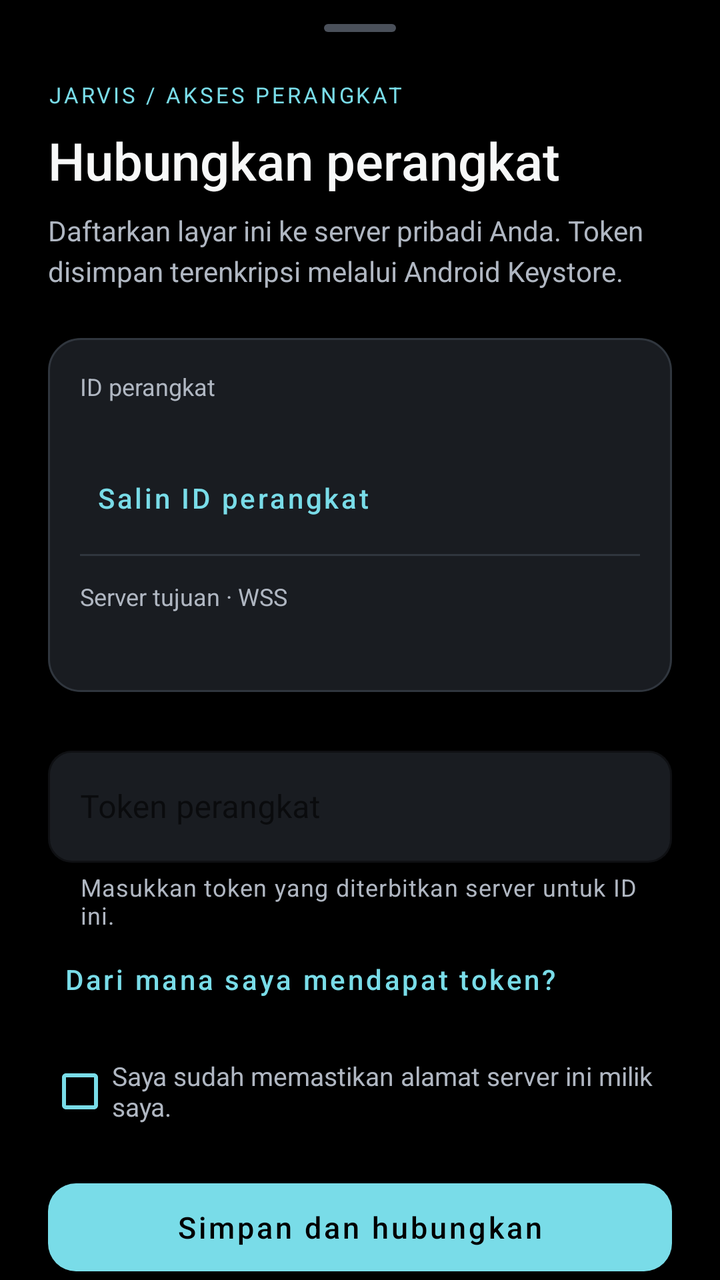
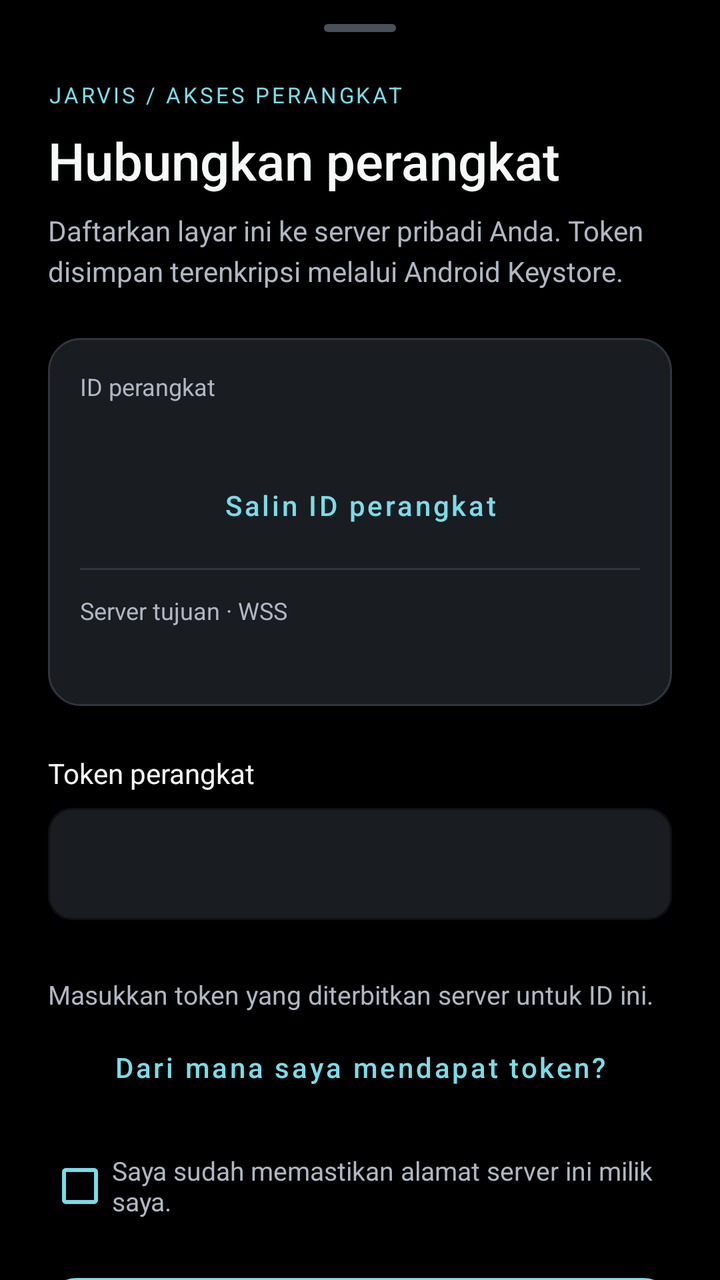

Screens rendered from an Android XML layout before and after an edit, with the pre-edit source and the edit as a unified diff.
<!-- AndroidManifest.xml: application theme Theme.JarvisAppliance -->
<!-- res/layout/sheet_credential_setup.xml -->
<?xml version="1.0" encoding="utf-8"?>
<androidx.core.widget.NestedScrollView xmlns:android="http://schemas.android.com/apk/res/android"
    xmlns:app="http://schemas.android.com/apk/res-auto"
    android:layout_width="match_parent"
    android:layout_height="wrap_content"
    android:fillViewport="true"
    android:clipToPadding="false">

    <LinearLayout
        android:layout_width="match_parent"
        android:layout_height="wrap_content"
        android:orientation="vertical"
        android:paddingStart="24dp"
        android:paddingEnd="24dp"
        android:paddingTop="12dp"
        android:paddingBottom="24dp">

        <View
            android:layout_width="36dp"
            android:layout_height="4dp"
            android:layout_gravity="center_horizontal"
            android:background="@drawable/bg_sheet_handle"
            android:importantForAccessibility="no" />

        <TextView
            android:layout_width="match_parent"
            android:layout_height="wrap_content"
            android:layout_marginTop="24dp"
            android:text="@string/setup_eyebrow"
            android:textSize="11sp"
            android:letterSpacing="0.12"
            android:textColor="@color/setup_accent" />

        <TextView
            android:layout_width="match_parent"
            android:layout_height="wrap_content"
            android:layout_marginTop="8dp"
            android:text="@string/setup_title"
            android:textSize="26sp"
            android:fontFamily="sans-serif-medium"
            android:textColor="@color/setup_text" />

        <TextView
            android:layout_width="match_parent"
            android:layout_height="wrap_content"
            android:layout_marginTop="8dp"
            android:text="@string/setup_description"
            android:textSize="14sp"
            android:lineSpacingExtra="4dp"
            android:textColor="@color/setup_secondary" />

        <LinearLayout
            android:layout_width="match_parent"
            android:layout_height="wrap_content"
            android:layout_marginTop="24dp"
            android:padding="16dp"
            android:orientation="vertical"
            android:background="@drawable/bg_setup_identity">

            <TextView
                android:layout_width="match_parent"
                android:layout_height="wrap_content"
                android:text="@string/setup_device_label"
                android:textSize="12sp"
                android:textColor="@color/setup_secondary" />

            <TextView
                android:id="@+id/setupDeviceId"
                android:layout_width="match_parent"
                android:layout_height="wrap_content"
                android:layout_marginTop="6dp"
                android:fontFamily="monospace"
                android:textSize="13sp"
                android:textColor="@color/setup_text"
                android:textIsSelectable="true" />

            <com.google.android.material.button.MaterialButton
                android:id="@+id/setupCopyId"
                style="@style/Widget.MaterialComponents.Button.TextButton"
                android:layout_width="wrap_content"
                android:layout_height="wrap_content"
                android:minHeight="48dp"
                android:text="@string/setup_copy_id"
                android:textAllCaps="false"
                android:textColor="@color/setup_accent" />

            <View
                android:layout_width="match_parent"
                android:layout_height="1dp"
                android:layout_marginTop="4dp"
                android:background="@color/setup_border" />

            <TextView
                android:layout_width="match_parent"
                android:layout_height="wrap_content"
                android:layout_marginTop="12dp"
                android:text="@string/setup_server_label"
                android:textSize="12sp"
                android:textColor="@color/setup_secondary" />

            <TextView
                android:id="@+id/setupOrigin"
                android:layout_width="match_parent"
                android:layout_height="wrap_content"
                android:layout_marginTop="6dp"
                android:fontFamily="monospace"
                android:textSize="13sp"
                android:textColor="@color/setup_text" />
        </LinearLayout>

        <com.google.android.material.textfield.TextInputLayout
            android:id="@+id/setupTokenLayout"
            style="@style/Widget.MaterialComponents.TextInputLayout.OutlinedBox"
            android:layout_width="match_parent"
            android:layout_height="wrap_content"
            android:layout_marginTop="24dp"
            android:hint="@string/setup_token_label"
            app:boxBackgroundColor="@color/setup_surface"
            app:boxCornerRadiusTopStart="12dp"
            app:boxCornerRadiusTopEnd="12dp"
            app:boxCornerRadiusBottomStart="12dp"
            app:boxCornerRadiusBottomEnd="12dp"
            app:boxStrokeColor="@color/setup_accent"
            app:hintTextColor="@color/setup_secondary"
            app:helperText="@string/setup_token_helper"
            app:helperTextTextColor="@color/setup_secondary"
            app:errorEnabled="true">

            <com.google.android.material.textfield.TextInputEditText
                android:id="@+id/setupToken"
                android:layout_width="match_parent"
                android:layout_height="wrap_content"
                android:minHeight="56dp"
                android:inputType="textPassword|textNoSuggestions"
                android:singleLine="true"
                android:maxLength="128"
                android:saveEnabled="false"
                android:importantForAutofill="noExcludeDescendants"
                android:imeOptions="actionDone|flagNoPersonalizedLearning"
                android:textColor="@color/setup_text"
                android:textSize="16sp" />
        </com.google.android.material.textfield.TextInputLayout>

        <com.google.android.material.button.MaterialButton
            android:id="@+id/setupHelp"
            style="@style/Widget.MaterialComponents.Button.TextButton"
            android:layout_width="wrap_content"
            android:layout_height="wrap_content"
            android:minHeight="48dp"
            android:text="@string/setup_help_title"
            android:textAllCaps="false"
            android:textColor="@color/setup_accent" />

        <TextView
            android:id="@+id/setupHelpBody"
            android:layout_width="match_parent"
            android:layout_height="wrap_content"
            android:padding="12dp"
            android:visibility="gone"
            android:text="@string/setup_help_body"
            android:textSize="13sp"
            android:lineSpacingExtra="4dp"
            android:textColor="@color/setup_secondary"
            android:accessibilityLiveRegion="polite" />

        <CheckBox
            android:id="@+id/setupTrustOrigin"
            android:layout_width="match_parent"
            android:layout_height="wrap_content"
            android:layout_marginTop="8dp"
            android:minHeight="48dp"
            android:text="@string/setup_trust_origin"
            android:textColor="@color/setup_secondary"
            android:textSize="13sp"
            android:buttonTint="@color/setup_accent" />

        <com.google.android.material.button.MaterialButton
            android:id="@+id/setupSave"
            android:layout_width="match_parent"
            android:layout_height="wrap_content"
            android:minHeight="56dp"
            android:layout_marginTop="16dp"
            android:text="@string/setup_save"
            android:textAllCaps="false"
            android:textSize="15sp"
            android:textColor="@color/bg_black"
            app:backgroundTint="@color/setup_accent"
            app:cornerRadius="14dp" />

        <LinearLayout
            android:layout_width="match_parent"
            android:layout_height="wrap_content"
            android:layout_marginTop="8dp"
            android:orientation="horizontal">
            <com.google.android.material.button.MaterialButton
                android:id="@+id/setupCancel"
                style="@style/Widget.MaterialComponents.Button.TextButton"
                android:layout_width="0dp"
                android:layout_height="wrap_content"
                android:layout_weight="1"
                android:minHeight="48dp"
                android:text="@string/setup_cancel"
                android:textAllCaps="false"
                android:textColor="@color/setup_secondary" />
            <com.google.android.material.button.MaterialButton
                android:id="@+id/setupReset"
                style="@style/Widget.MaterialComponents.Button.TextButton"
                android:layout_width="0dp"
                android:layout_height="wrap_content"
                android:layout_weight="1"
                android:minHeight="48dp"
                android:text="@string/setup_reset"
                android:textAllCaps="false"
                android:textColor="@color/setup_danger" />
        </LinearLayout>
    </LinearLayout>
</androidx.core.widget.NestedScrollView>
<!-- resources referenced by this layout -->
<resources>
  <color name="bg_black">#000000</color>
  <color name="setup_accent">#79DCE8</color>
  <color name="setup_border">#30363E</color>
  <color name="setup_danger">#FFB4AB</color>
  <color name="setup_secondary">#B0B7C2</color>
  <color name="setup_surface">#191C21</color>
  <color name="setup_text">#F7F8F8</color>
  <!-- drawable bg_setup_identity (drawable) -->
  <shape xmlns:android="http://schemas.android.com/apk/res/android"><solid android:color="@color/setup_surface"/><corners android:radius="16dp"/><stroke android:width="1dp" android:color="@color/setup_border"/></shape>
  <!-- drawable bg_sheet_handle (drawable) -->
  <shape xmlns:android="http://schemas.android.com/apk/res/android"><solid android:color="#4A505A"/><corners android:radius="2dp"/></shape>
  <string name="setup_cancel">Nanti saja</string>
  <string name="setup_copy_id">Salin ID perangkat</string>
  <string name="setup_description">Daftarkan layar ini ke server pribadi Anda. Token disimpan terenkripsi melalui Android Keystore.</string>
  <string name="setup_device_label">ID perangkat</string>
  <string name="setup_eyebrow">JARVIS / AKSES PERANGKAT</string>
  <string name="setup_help_body">1. Salin ID perangkat ini dan kirim kepada pengelola server.\n2. Pengelola menerbitkan token khusus untuk ID dan server di atas melalui provisioning CLI.\n3. Ambil token dari file penyerahan privat, lalu masukkan di sini.\n\nToken bukan API key Firebase dan tidak tersedia di Remote Config. Jangan kirim token ke chat atau log. Panduan pengelola: docs/DEVICE_AUTH.md.</string>
  <string name="setup_help_title">Dari mana saya mendapat token?</string>
  <string name="setup_reset">Hapus token lokal</string>
  <string name="setup_save">Simpan dan hubungkan</string>
  <string name="setup_server_label">Server tujuan · WSS</string>
  <string name="setup_title">Hubungkan perangkat</string>
  <string name="setup_token_helper">Masukkan token yang diterbitkan server untuk ID ini.</string>
  <string name="setup_token_label">Token perangkat</string>
  <string name="setup_trust_origin">Saya sudah memastikan alamat server ini milik saya.</string>
  <style name="Theme.JarvisAppliance" parent="Theme.MaterialComponents.DayNight.NoActionBar">
          <item name="android:windowBackground">@color/bg_black</item>
          <item name="android:statusBarColor">@color/bg_black</item>
          <item name="android:navigationBarColor">@color/bg_black</item>
      </style>
</resources>

<!-- the commit's change to res/layout/sheet_credential_setup.xml (unified diff, before → after) -->
@@ -2,7 +2,7 @@
 <androidx.core.widget.NestedScrollView xmlns:android="http://schemas.android.com/apk/res/android"
     xmlns:app="http://schemas.android.com/apk/res-auto"
     android:layout_width="match_parent"
-    android:layout_height="wrap_content"
+    android:layout_height="match_parent"
     android:fillViewport="true"
     android:clipToPadding="false">
 
@@ -77,11 +77,15 @@
             <com.google.android.material.button.MaterialButton
                 android:id="@+id/setupCopyId"
                 style="@style/Widget.MaterialComponents.Button.TextButton"
-                android:layout_width="wrap_content"
+                android:layout_width="match_parent"
                 android:layout_height="wrap_content"
                 android:minHeight="48dp"
                 android:text="@string/setup_copy_id"
                 android:textAllCaps="false"
+                android:singleLine="false"
+                android:ellipsize="none"
+                android:paddingTop="12dp"
+                android:paddingBottom="12dp"
                 android:textColor="@color/setup_accent" />
 
             <View
@@ -108,13 +112,24 @@
                 android:textColor="@color/setup_text" />
         </LinearLayout>
 
+        
+        <TextView
+            android:id="@+id/setupTokenLabel"
+            android:layout_width="match_parent"
+            android:layout_height="wrap_content"
+            android:layout_marginTop="24dp"
+            android:labelFor="@id/setupToken"
+            android:text="@string/setup_token_label"
+            android:textColor="@color/setup_text"
+            android:textSize="14sp" />
+
         <com.google.android.material.textfield.TextInputLayout
             android:id="@+id/setupTokenLayout"
             style="@style/Widget.MaterialComponents.TextInputLayout.OutlinedBox"
             android:layout_width="match_parent"
             android:layout_height="wrap_content"
-            android:layout_marginTop="24dp"
-            android:hint="@string/setup_token_label"
+            android:layout_marginTop="8dp"
+            app:hintEnabled="false"
             app:boxBackgroundColor="@color/setup_surface"
             app:boxCornerRadiusTopStart="12dp"
             app:boxCornerRadiusTopEnd="12dp"
@@ -122,8 +137,6 @@
             app:boxCornerRadiusBottomEnd="12dp"
             app:boxStrokeColor="@color/setup_accent"
             app:hintTextColor="@color/setup_secondary"
-            app:helperText="@string/setup_token_helper"
-            app:helperTextTextColor="@color/setup_secondary"
             app:errorEnabled="true">
 
             <com.google.android.material.textfield.TextInputEditText
@@ -141,14 +154,27 @@
                 android:textSize="16sp" />
         </com.google.android.material.textfield.TextInputLayout>
 
+        <TextView
+            android:id="@+id/setupTokenHelper"
+            android:layout_width="match_parent"
+            android:layout_height="wrap_content"
+            android:layout_marginTop="8dp"
+            android:text="@string/setup_token_helper"
+            android:textColor="@color/setup_secondary"
+            android:textSize="13sp" />
+
         <com.google.android.material.button.MaterialButton
             android:id="@+id/setupHelp"
             style="@style/Widget.MaterialComponents.Button.TextButton"
-            android:layout_width="wrap_content"
+            android:layout_width="match_parent"
             android:layout_height="wrap_content"
             android:minHeight="48dp"
             android:text="@string/setup_help_title"
             android:textAllCaps="false"
+            android:singleLine="false"
+            android:ellipsize="none"
+            android:paddingTop="12dp"
+            android:paddingBottom="12dp"
             android:textColor="@color/setup_accent" />
 
         <TextView
@@ -182,6 +208,10 @@
             android:layout_marginTop="16dp"
             android:text="@string/setup_save"
             android:textAllCaps="false"
+            android:singleLine="false"
+            android:ellipsize="none"
+            android:paddingTop="12dp"
+            android:paddingBottom="12dp"
             android:textSize="15sp"
             android:textColor="@color/bg_black"
             app:backgroundTint="@color/setup_accent"
@@ -191,26 +221,32 @@
             android:layout_width="match_parent"
             android:layout_height="wrap_content"
             android:layout_marginTop="8dp"
-            android:orientation="horizontal">
+            android:orientation="vertical">
             <com.google.android.material.button.MaterialButton
                 android:id="@+id/setupCancel"
                 style="@style/Widget.MaterialComponents.Button.TextButton"
-                android:layout_width="0dp"
-                android:layout_height="wrap_content"
-                android:layout_weight="1"
+                android:layout_width="match_parent"
+                android:layout_height="wrap_content"
                 android:minHeight="48dp"
                 android:text="@string/setup_cancel"
                 android:textAllCaps="false"
+                android:singleLine="false"
+                android:ellipsize="none"
+                android:paddingTop="12dp"
+                android:paddingBottom="12dp"
                 android:textColor="@color/setup_secondary" />
             <com.google.android.material.button.MaterialButton
                 android:id="@+id/setupReset"
                 style="@style/Widget.MaterialComponents.Button.TextButton"
-                android:layout_width="0dp"
-                android:layout_height="wrap_content"
-                android:layout_weight="1"
+                android:layout_width="match_parent"
+                android:layout_height="wrap_content"
                 android:minHeight="48dp"
                 android:text="@string/setup_reset"
                 android:textAllCaps="false"
+                android:singleLine="false"
+                android:ellipsize="none"
+                android:paddingTop="12dp"
+                android:paddingBottom="12dp"
                 android:textColor="@color/setup_danger" />
         </LinearLayout>
     </LinearLayout>
